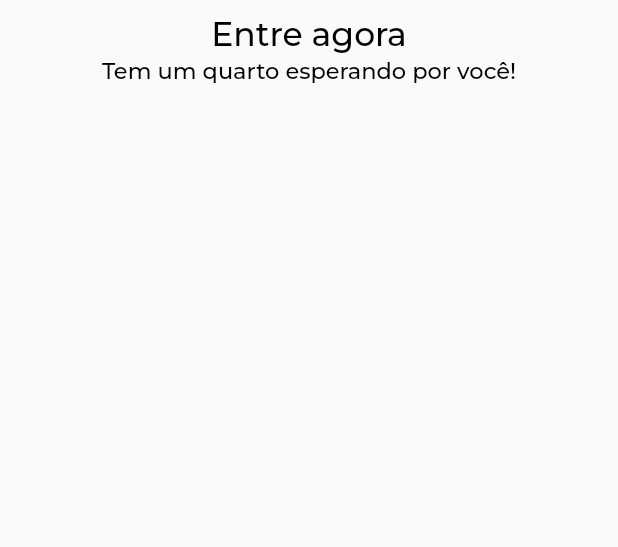
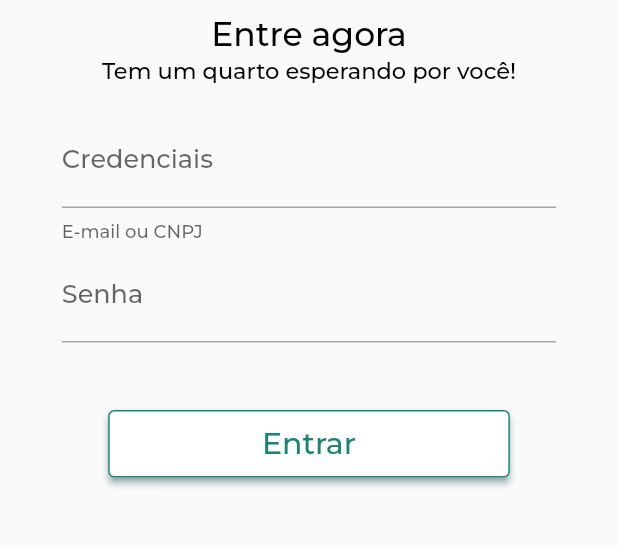
Before and after one commit to guilhermevini2013/App-Flutter-HotelBooking, a Flutter app: the screen it shows after launch, after a tap on "Entrar", on a phone screen of 412 x 824 dp, the part 431-978 px from its top. Run offline on Flutter 3.47's test engine with Material 3 defaults, Android fonts, the phone set to English and light mode, and no system bars.

Commit message:
terminado a pagina de login.dart

```diff
--- a/lib/login.dart
+++ b/lib/login.dart
@@ -56,6 +56,59 @@ class LoginViewComponents extends StatelessWidget {
                   ),
                   _textDecorated(22, 'Entre agora', const Color(0xFF000000)),
                   const TextCarousel(),
+                  const SizedBox(
+                    height: 20,
+                  ),
+                  SizedBox(
+                    width: MediaQuery.of(context).size.width * 0.80,
+                    child: Column(
+                      children: [
+                        const TextField(
+                          style: TextStyle(
+                            fontFamily: 'principal',
+                            fontSize: 17,
+                          ),
+                          decoration: InputDecoration(
+                              labelText: 'Credenciais',
+                              helperText: 'E-mail ou CNPJ'),
+                        ),
+                        const SizedBox(
+                          height: 5,
+                        ),
+                        const TextField(
+                          obscureText: true,
+                          style: TextStyle(
+                            fontFamily: 'principal',
+                            fontSize: 17,
+                          ),
+                          decoration: InputDecoration(
+                            labelText: 'Senha',
+                          ),
+                        ),
+                        const SizedBox(
+                          height: 45,
+                        ),
+                        SizedBox(
+                          width: MediaQuery.of(context).size.width * 0.65,
+                          height: 45,
+                          child: ElevatedButton(
+                            style: ButtonStyle(
+                              shadowColor: MaterialStateColor.resolveWith(
+                                  (states) => const Color(0xFF1C8379)),
+                              side: MaterialStateBorderSide.resolveWith(
+                                  (states) => const BorderSide(
+                                      color: Color(0xFF1C8379))),
+                              backgroundColor: MaterialStateColor.resolveWith(
+                                  (states) => Colors.white),
+                            ),
+                            child: _textDecorated(
+                                20, 'Entrar', const Color(0xFF1C8379)),
+                            onPressed: () {},
+                          ),
+                        ),
+                      ],
+                    ),
+                  )
                 ],
               ),
             ],
@@ -85,7 +138,7 @@ class _TextCarouselState extends State<TextCarousel> {
   @override
   void initState() {
     super.initState();
-    Timer.periodic(const Duration(seconds: 5), (timer) {
+    Timer.periodic(const Duration(seconds: 3), (timer) {
       setState(() {
         _currentIndex = (_currentIndex + 1) % _phrases.length;
         _pageController.animateToPage(
--- a/lib/main.dart
+++ b/lib/main.dart
@@ -39,7 +39,7 @@ class PrincipalView extends StatelessWidget {
   @override
   Widget build(BuildContext context) {
     return Scaffold(
-      resizeToAvoidBottomInset: true,
+      resizeToAvoidBottomInset: false,
       body: SizedBox(
         width: MediaQuery.of(context).size.width * 1.0,
         child: Column(
@@ -91,7 +91,7 @@ class PrincipalView extends StatelessWidget {
                     backgroundColor: MaterialStateColor.resolveWith(
                         (states) => Colors.white),
                   ),
-                  child: _textDecorated(20, 'Cadastrar', Color(0xFF1C8379)),
+                  child: _textDecorated(20, 'Cadastrar', const Color(0xFF1C8379)),
                   onPressed: () {},
                 ),
               ),
```
